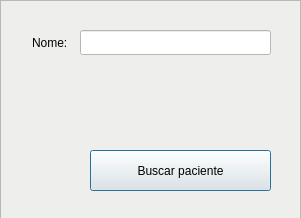
First picture: the form in cadvac_gui/searchpatientwindow.ui, repository lucasnatali98/CADVAC, before the edit.
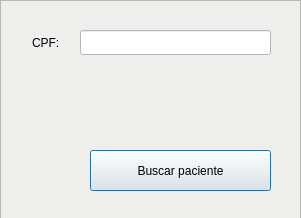
Second picture: the form after the edit.

What changed in the file:
```diff
--- a/cadvac_gui/searchpatientwindow.ui
+++ b/cadvac_gui/searchpatientwindow.ui
@@ -42,7 +42,7 @@
       </rect>
      </property>
      <property name="text">
-      <string>Nome:</string>
+      <string>CPF:</string>
      </property>
      <property name="frame">
       <bool>false</bool>
```
Left out of the diff: 2 changed lines with no effect on the pictures.
